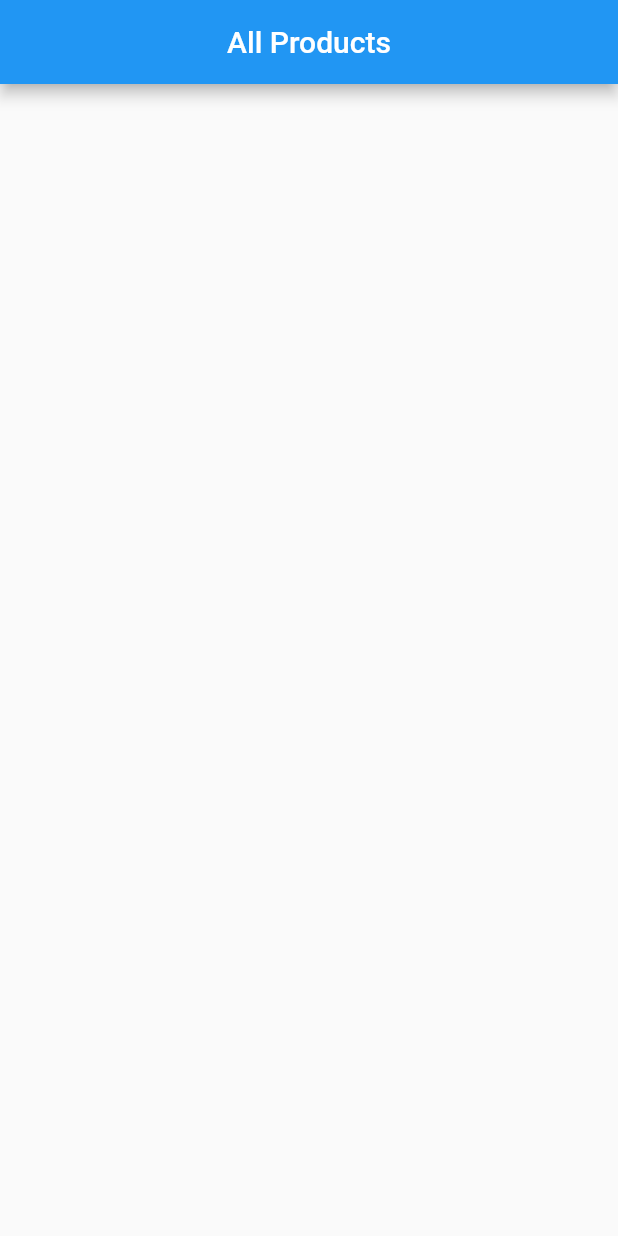
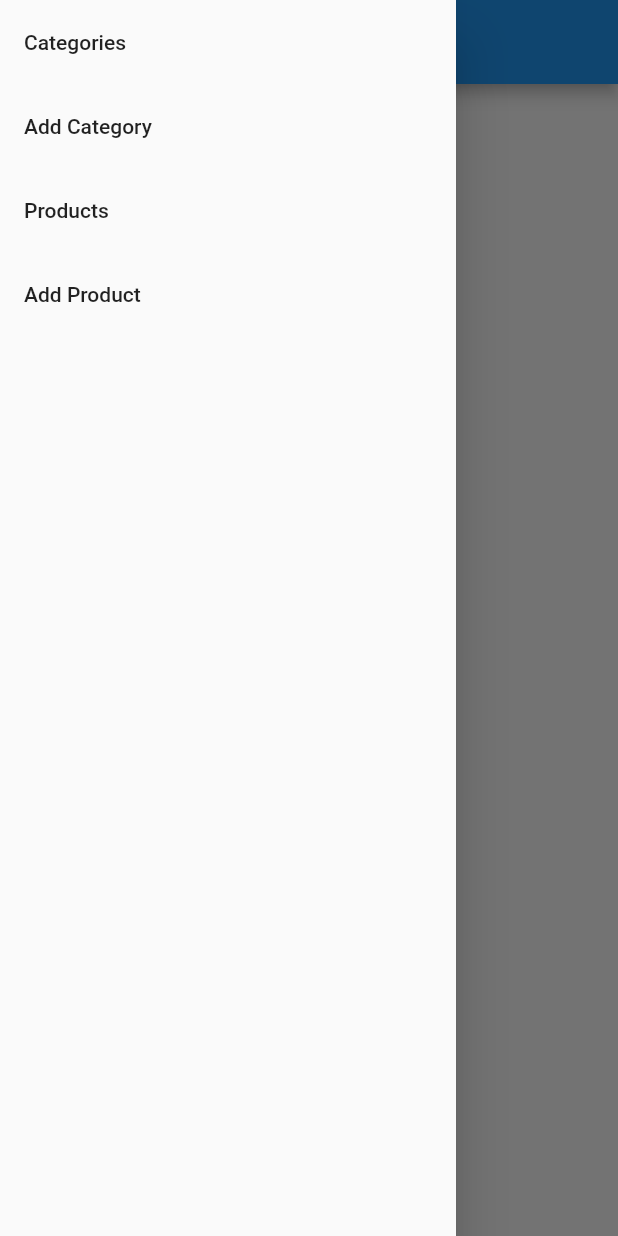
Before and after one commit to hassanMetwally/store, a Flutter app: the screen it shows after launch, with the side drawer open (before the commit the screen has no drawer), on a phone screen of 412 x 824 dp. Run offline on Flutter 3.47's test engine with Material 2 defaults, Android fonts, the phone set to English and light mode, and no system bars; our stand-ins replace cloud_firestore, firebase_auth; accounts and stored records are empty.

Commit message:
lib folder structure tuning

```diff
--- a/lib/main.dart
+++ b/lib/main.dart
@@ -1,8 +1,5 @@
 import 'package:flutter/material.dart';
-import 'package:store/admin/add_product.dart';
-import 'package:store/admin/products.dart';
-import 'package:store/admin/register.dart';
-import 'admin/sign_in.dart';
+import 'package:store/shop_owner_view/home.dart';
 
 
 void main() {
@@ -14,7 +11,7 @@ class Store extends StatelessWidget {
   Widget build(BuildContext context) {
     return MaterialApp(
       debugShowCheckedModeBanner: false,
-      home: AllProduct(),
+      home: Home(),
     );
   }
 }
--- /dev/null
+++ b/lib/navigation_menu_item/nav_menu_item.dart
@@ -0,0 +1,7 @@
+
+class NavMenuItem {
+  String title;
+  Function destination;
+
+  NavMenuItem(this.title,this.destination);
+}
--- /dev/null
+++ b/lib/shop_owner_view/home.dart
@@ -0,0 +1,21 @@
+import 'package:flutter/material.dart';
+import 'package:store/shop_owner_view/shared_ui/navigation_drawer.dart';
+
+class Home extends StatefulWidget {
+  @override
+  _HomeState createState() => _HomeState();
+}
+
+class _HomeState extends State<Home> {
+  @override
+  Widget build(BuildContext context) {
+    return Scaffold(
+      appBar: AppBar(
+        title: Text("Store"),
+        centerTitle: true,
+      ),
+      body: Container(),
+      drawer: NavigationDrawer()
+    );
+  }
+}
--- a/lib/admin/products.dart
+++ b/lib/shop_owner_view/products.dart
@@ -1,12 +1,12 @@
 import 'package:cloud_firestore/cloud_firestore.dart';
 import 'package:flutter/material.dart';
 
-class AllProduct extends StatefulWidget {
+class Products extends StatefulWidget {
   @override
-  _AllProductState createState() => _AllProductState();
+  _ProductsState createState() => _ProductsState();
 }
 
-class _AllProductState extends State<AllProduct> {
+class _ProductsState extends State<Products> {
   @override
   Widget build(BuildContext context) {
     return Scaffold(
@@ -21,17 +21,19 @@ class _AllProductState extends State<AllProduct> {
     return StreamBuilder<QuerySnapshot>(
       stream: Firestore.instance.collection('products').snapshots(),
       builder: (BuildContext context, AsyncSnapshot<QuerySnapshot> snapshot) {
-        if (snapshot.hasError) return new Text('Error: ${snapshot.error}');
+        if (snapshot.hasError) return Text('Error: ${snapshot.error}');
         switch (snapshot.connectionState) {
           case ConnectionState.waiting:
-            return new Text('Loading...');
+            return Text('Loading...');
           default:
-            return new ListView(
+            return ListView(
               children: snapshot.data.documents.map((DocumentSnapshot document) {
-                return new ListTile(
-                  title: new Text(document['product_title']),
-                  subtitle: new Text(document['product_price']),
-                  trailing: IconButton(icon: Icon(Icons.delete), onPressed: (){}),
+                return ListTile(
+                  title: Text(document['product_title']),
+                  subtitle: Text(document['product_price']),
+                  trailing: IconButton(icon: Icon(Icons.delete), onPressed: (){
+                    Firestore.instance.collection("products").document(document.documentID).delete();
+                  }),
                 );
               }).toList(),
             );
--- /dev/null
+++ b/lib/shop_owner_view/shared_ui/navigation_drawer.dart
@@ -0,0 +1,54 @@
+import 'package:flutter/material.dart';
+
+import 'package:store/navigation_menu_item/nav_menu_item.dart';
+
+import '../add_category.dart';
+import '../add_product.dart';
+import '../categories.dart';
+import '../products.dart';
+
+class NavigationDrawer extends StatefulWidget {
+  @override
+  _NavigationDrawerState createState() => _NavigationDrawerState();
+}
+
+class _NavigationDrawerState extends State<NavigationDrawer> {
+  List<NavMenuItem> navMenuItems = [
+    NavMenuItem("Categories", () => Categories()),
+    NavMenuItem("Add Category", () => AddCategory()),
+    NavMenuItem("Products", () => Products()),
+    NavMenuItem("Add Product", () => AddProduct()),
+  ];
+
+  @override
+  Widget build(BuildContext context) {
+    return Drawer(
+      child: SingleChildScrollView(
+        child: Column(
+          children: <Widget>[
+            _drawNavBody(),
+          ],
+        ),
+      ),
+    );
+  }
+
+  Widget _drawNavBody() {
+    // ignore: missing_return
+    return ListView.builder(
+      itemCount: navMenuItems.length,
+      itemBuilder: (context, position) {
+       return ListTile(
+          title: Text(navMenuItems[position].title),
+          onTap: () {
+            Navigator.pop(context);
+            Navigator.push(context, MaterialPageRoute(builder: (context) {
+              return navMenuItems[position].destination();
+            }));
+          },
+        );
+      },
+      shrinkWrap: true,
+    );
+  }
+}
```
Also changed, not shown: lib/admin/add_product.dart (deleted, +0 -105 lines), lib/shop_owner_view/add_category.dart (added, +86 -0 lines), lib/shop_owner_view/add_product.dart (added, +123 -0 lines), lib/shop_owner_view/categories.dart (added, +56 -0 lines), lib/utilities/data_utilities.dart (added, +37 -0 lines), lib/shop_owner_view/register.dart (renamed from lib/admin/register.dart), lib/shop_owner_view/sign_in.dart (renamed from lib/admin/sign_in.dart).
